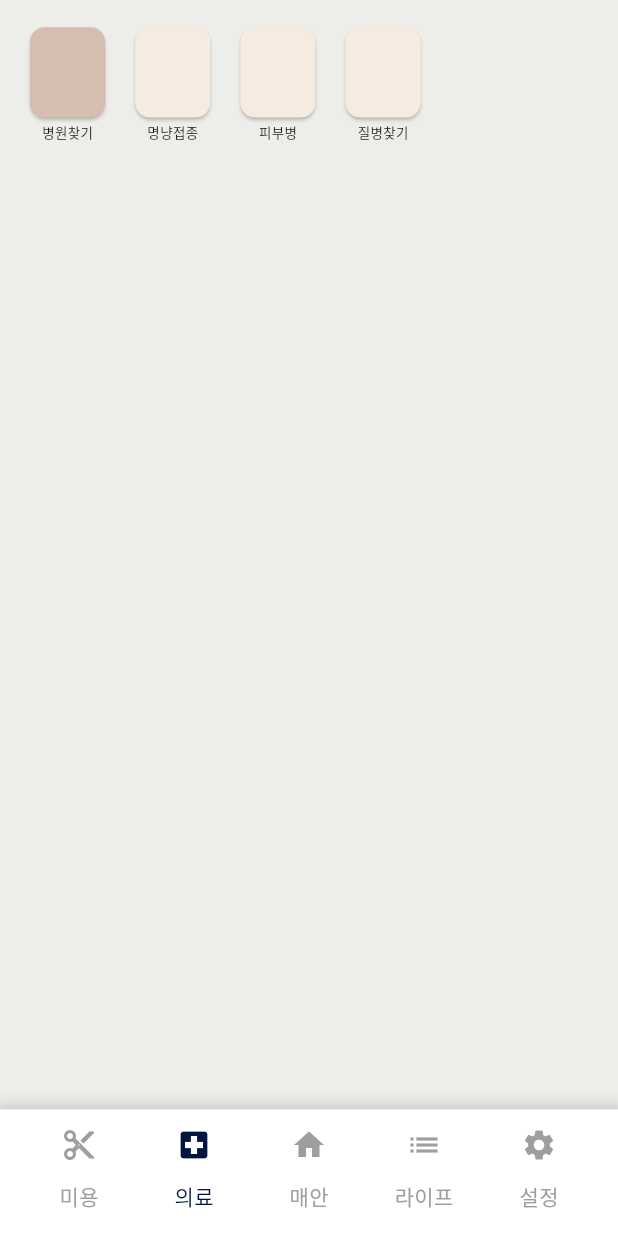
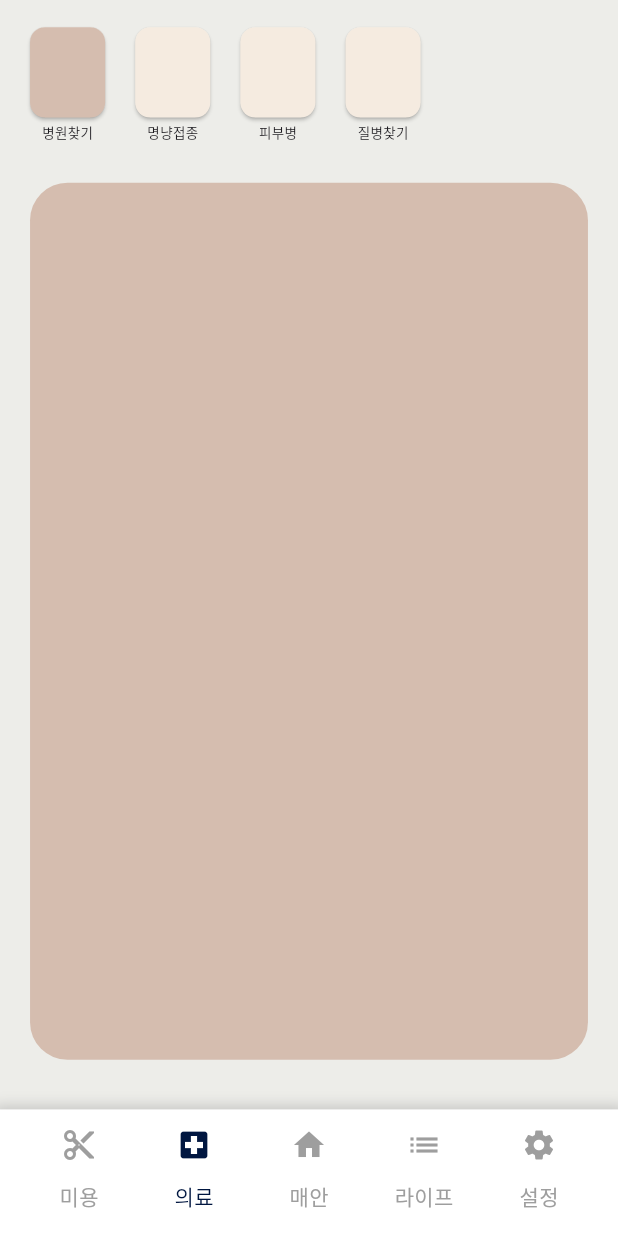
Before and after one commit to chohuison/pettopia-front, a Flutter app: the screen it shows after launch, item 2 of the bottom bar chosen, on a phone screen of 412 x 824 dp. Run offline on Flutter 3.47's test engine with Material 3 defaults, Android fonts, the phone set to English and light mode, and no system bars; our stand-ins replace flutter_screenutil.

Commit message:
container

```diff
--- a/pettopia_front/lib/hospital/page/hospitalSearch.dart
+++ b/pettopia_front/lib/hospital/page/hospitalSearch.dart
@@ -30,6 +30,14 @@ class _HospitalSearchState extends State<HospitalSearch> {
           body: ListView(
             children: [
               HospitalAppBar(page: 0),
+              Container(
+                height: 485.h,
+                  margin: EdgeInsets.symmetric(vertical: 1.0.h, horizontal: 20.0.w),
+                decoration: BoxDecoration(
+                  color: Color(0xFFD5BDAF),
+                   borderRadius: BorderRadius.circular(25),
+                ),
+              )
             ],
           ),
           bottomNavigationBar: CustomBottomNavigatorBar(page: 1),
```
